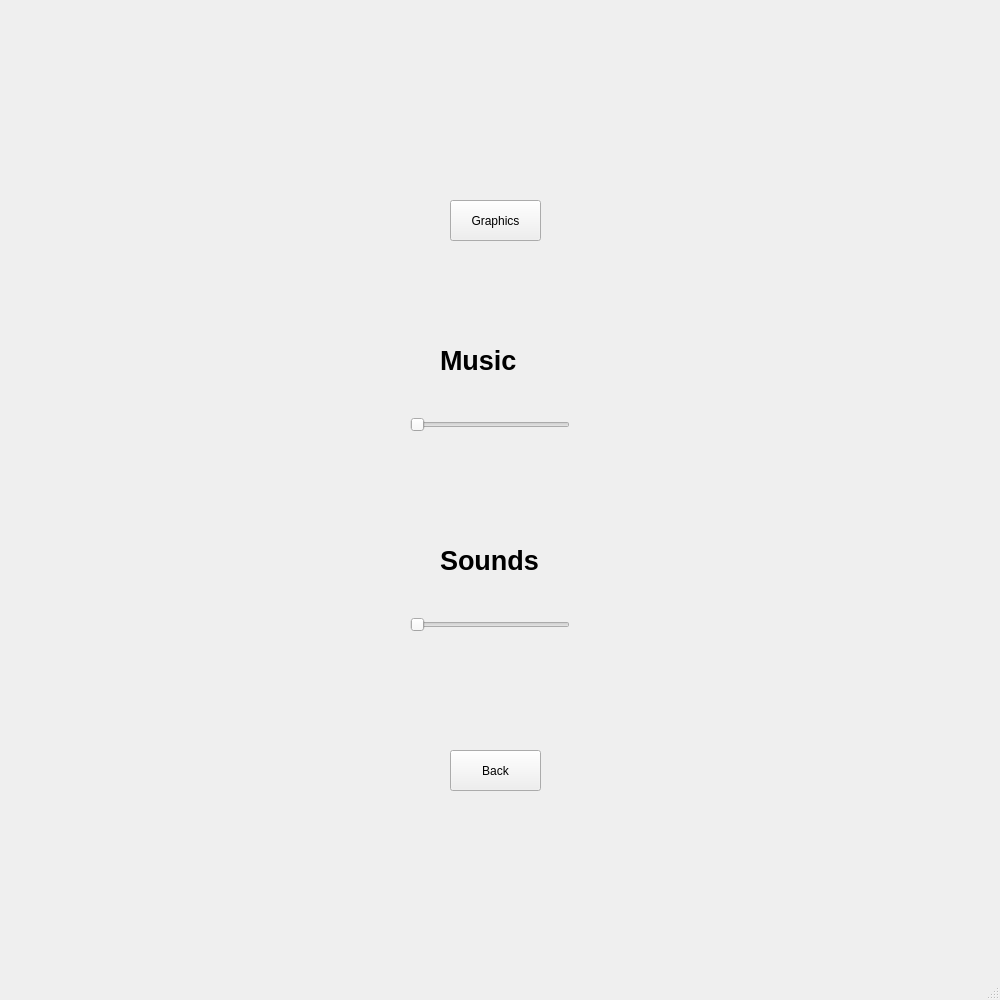
First picture: the form in RoboArena2/MenuAssets/SettingsMenu.ui, repository Mesaying/Roboarena2023Team3, before the edit.
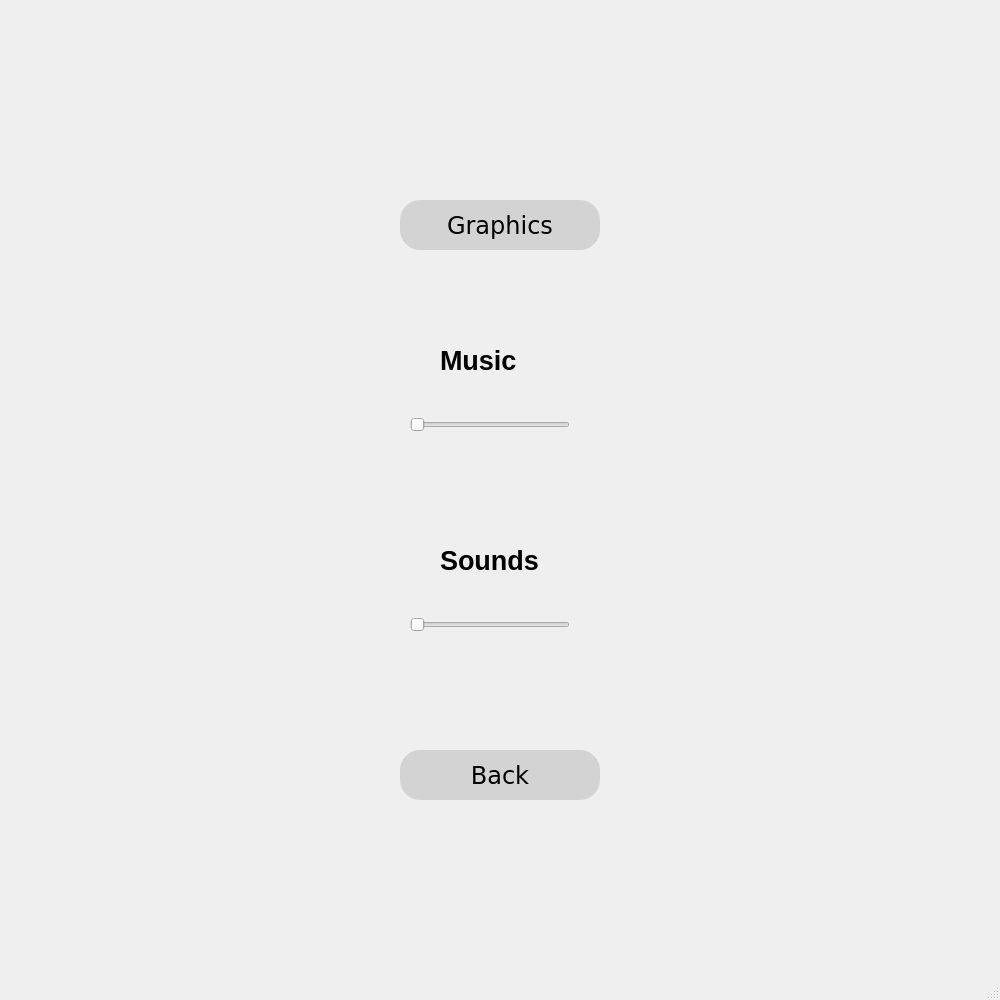
Second picture: the form after the edit.

Diff of the .ui file:
```diff
--- a/RoboArena2/MenuAssets/SettingsMenu.ui
+++ b/RoboArena2/MenuAssets/SettingsMenu.ui
@@ -20,12 +20,29 @@
    <widget class="QPushButton" name="GraphicsButton">
     <property name="geometry">
      <rect>
-      <x>450</x>
+      <x>400</x>
       <y>200</y>
-      <width>91</width>
-      <height>41</height>
+      <width>200</width>
+      <height>50</height>
      </rect>
     </property>
+    <property name="styleSheet">
+     <string notr="true">QPushButton {
+        background-color: lightgray;
+        font-family: Verdana;
+        font-size: 24px;
+        border-radius: 20px;
+        min-width: 200px; /* Set the minimum width */
+        min-height: 50px; /* Set the minimum height */
+		position: absolute;
+   		 left: 100px;
+   		 top: 200px;
+    }
+
+    QPushButton:hover {
+        background-color: rgb(203, 255, 255);
+}</string>
+    </property>
     <property name="text">
      <string>Graphics</string>
     </property>
@@ -33,12 +50,29 @@
    <widget class="QPushButton" name="BackButton">
     <property name="geometry">
      <rect>
-      <x>450</x>
+      <x>400</x>
       <y>750</y>
-      <width>91</width>
-      <height>41</height>
+      <width>200</width>
+      <height>50</height>
      </rect>
     </property>
+    <property name="styleSheet">
+     <string notr="true">QPushButton {
+        background-color: lightgray;
+        font-family: Verdana;
+        font-size: 24px;
+        border-radius: 20px;
+        min-width: 200px; /* Set the minimum width */
+        min-height: 50px; /* Set the minimum height */
+		position: absolute;
+   		 left: 100px;
+   		 top: 200px;
+    }
+
+    QPushButton:hover {
+        background-color: rgb(203, 255, 255);
+}</string>
+    </property>
     <property name="text">
      <string>Back</string>
     </property>
```
